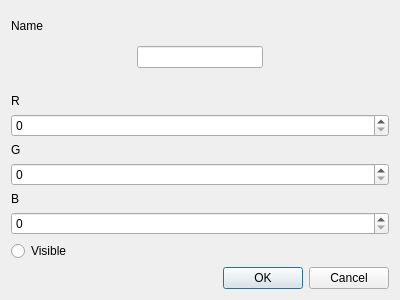
Qt form CAD_VIEWER/optiondialog.ui (JPC0405/2024_GROUP_20) before a commit.
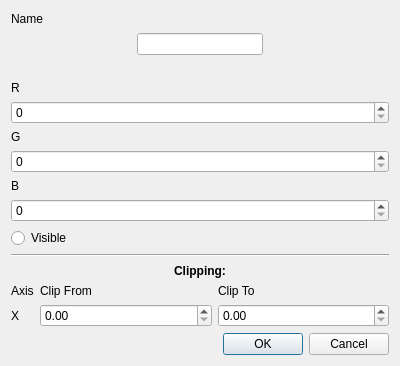
The same form after that commit.

Commit message: progress on clipping filter

```diff
--- a/CAD_VIEWER/optiondialog.ui
+++ b/CAD_VIEWER/optiondialog.ui
@@ -7,7 +7,7 @@
     <x>0</x>
     <y>0</y>
     <width>400</width>
-    <height>300</height>
+    <height>366</height>
    </rect>
   </property>
   <property name="windowTitle">
@@ -108,6 +108,78 @@
      </item>
     </layout>
    </item>
+   <item>
+    <widget class="Line" name="line">
+     <property name="orientation">
+      <enum>Qt::Orientation::Horizontal</enum>
+     </property>
+    </widget>
+   </item>
+   <item>
+    <widget class="QLabel" name="label_9">
+     <property name="sizePolicy">
+      <sizepolicy hsizetype="Minimum" vsizetype="Preferred">
+       <horstretch>0</horstretch>
+       <verstretch>0</verstretch>
+      </sizepolicy>
+     </property>
+     <property name="font">
+      <font>
+       <bold>true</bold>
+      </font>
+     </property>
+     <property name="text">
+      <string>Clipping:</string>
+     </property>
+     <property name="alignment">
+      <set>Qt::AlignmentFlag::AlignCenter</set>
+     </property>
+    </widget>
+   </item>
+   <item>
+    <layout class="QGridLayout" name="gridLayout">
+     <item row="0" column="0">
+      <widget class="QLabel" name="label_6">
+       <property name="text">
+        <string>Axis</string>
+       </property>
+      </widget>
+     </item>
+     <item row="1" column="1">
+      <widget class="QDoubleSpinBox" name="xMinBox"/>
+     </item>
+     <item row="1" column="0">
+      <widget class="QLabel" name="label_5">
+       <property name="sizePolicy">
+        <sizepolicy hsizetype="Fixed" vsizetype="Preferred">
+         <horstretch>0</horstretch>
+         <verstretch>0</verstretch>
+        </sizepolicy>
+       </property>
+       <property name="text">
+        <string>X</string>
+       </property>
+      </widget>
+     </item>
+     <item row="0" column="2">
+      <widget class="QLabel" name="label_8">
+       <property name="text">
+        <string>Clip To</string>
+       </property>
+      </widget>
+     </item>
+     <item row="0" column="1">
+      <widget class="QLabel" name="label_7">
+       <property name="text">
+        <string>Clip From</string>
+       </property>
+      </widget>
+     </item>
+     <item row="1" column="2">
+      <widget class="QDoubleSpinBox" name="xMaxBox"/>
+     </item>
+    </layout>
+   </item>
    <item>
     <widget class="QDialogButtonBox" name="buttonBox">
      <property name="orientation">
```
The commit also changes 7 other files.
